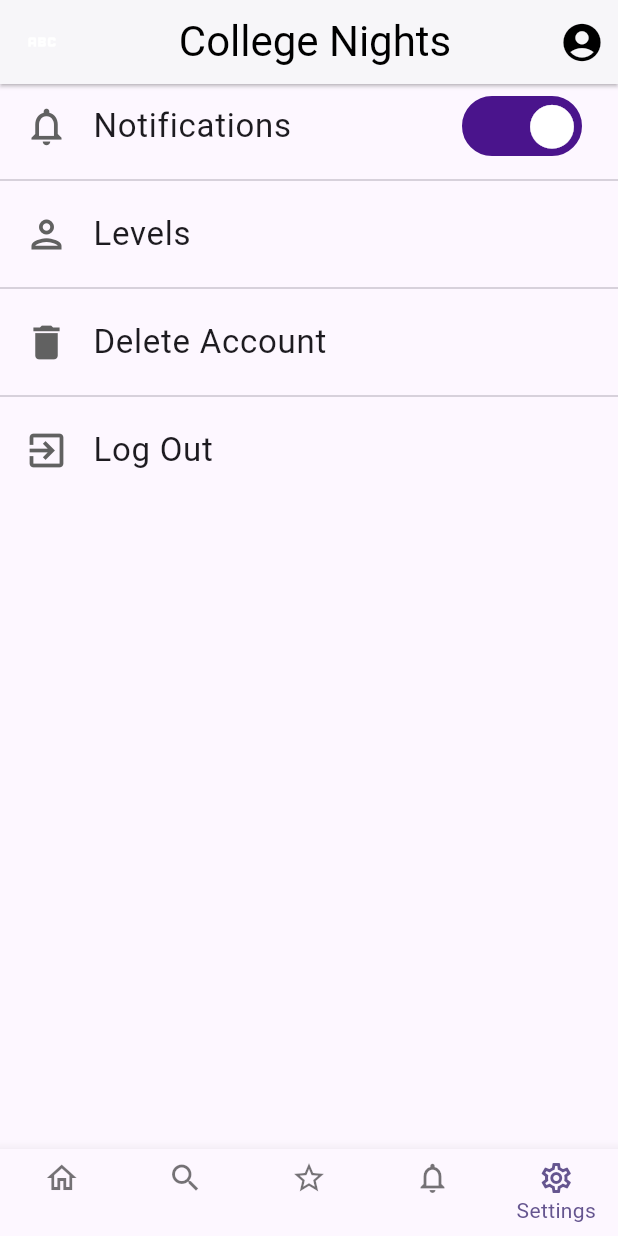
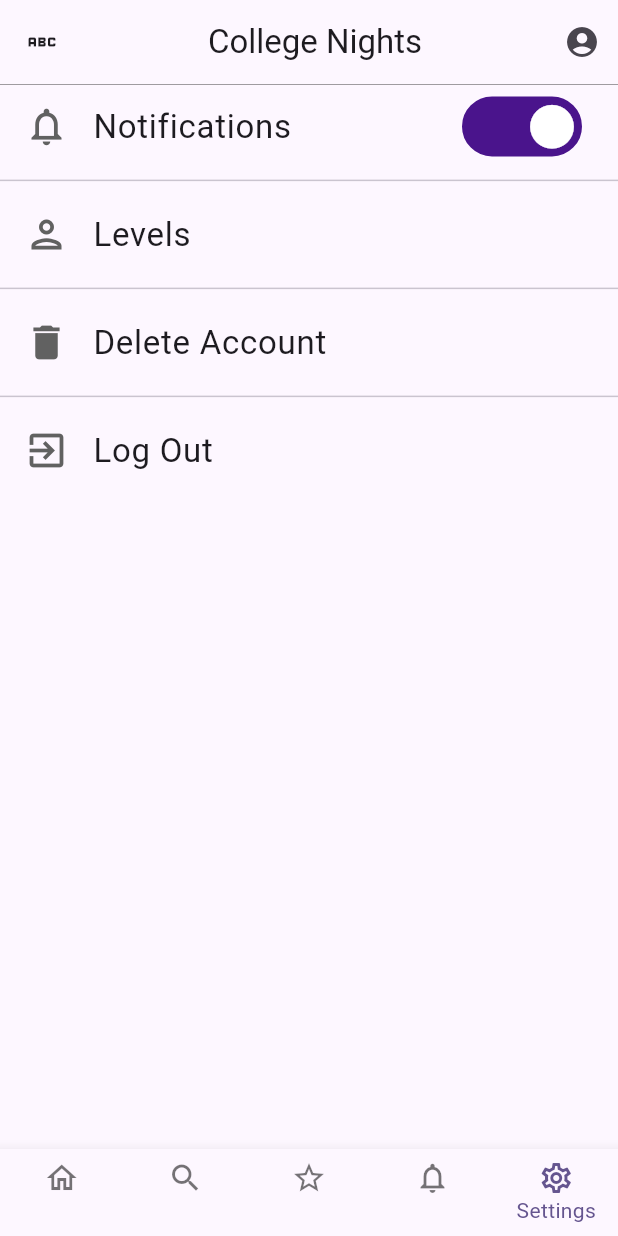
Before and after one commit to kchristakis52/ntua-hci, a Flutter app: the MySettings screen opened directly, on a phone screen of 412 x 824 dp. Run offline on Flutter 3.47's test engine with Material 2 defaults, Android fonts, the phone set to English and light mode, and no system bars.

Commit message:
Changed settings app bar

```diff
--- a/lib/MySettings.dart
+++ b/lib/MySettings.dart
@@ -1,6 +1,7 @@
 import 'dart:io';
 import 'main.dart';
 import 'package:flutter/material.dart';
+import 'MyProfile.dart';
 
 class MySettings extends StatefulWidget {
   const MySettings({super.key, required this.title});
@@ -17,31 +18,26 @@ class _MySettingsState extends State<MySettings> {
   Widget build(BuildContext context) {
     return Scaffold(
         appBar: AppBar(
-          shadowColor: Colors.black,
+          centerTitle: true,
+          title: Center(child: const Text('College Nights')),
           leading: IconButton(
-            onPressed: () {
-              null;
-            },
-            icon: Icon(
-              Icons.abc,
-              color: Colors.white,
-            ), //Κεντραρει το College Nights
+            icon: Icon(Icons.abc),
+            onPressed: () async {},
           ),
-          backgroundColor: Colors.white,
-          elevation: 1,
-          title: Center(
-              child: Text(
-            widget.title,
-            style: TextStyle(color: Colors.black, fontSize: 28),
-          )),
           actions: [
             IconButton(
                 onPressed: () {
-                  //Go to profile
+                  Navigator.push(context,
+                      MaterialPageRoute(builder: (context) => MyProfile()));
                 },
-                icon: Icon(Icons.account_circle_rounded,
-                    color: Colors.black, size: 30))
+                icon: const Icon(Icons.account_circle_rounded))
           ],
+          bottom: PreferredSize(
+              child: Container(
+                color: Colors.black,
+                height: 0.25,
+              ),
+              preferredSize: Size.fromHeight(0.25)),
         ),
         body: ListView(
           physics: NeverScrollableScrollPhysics(),
```
